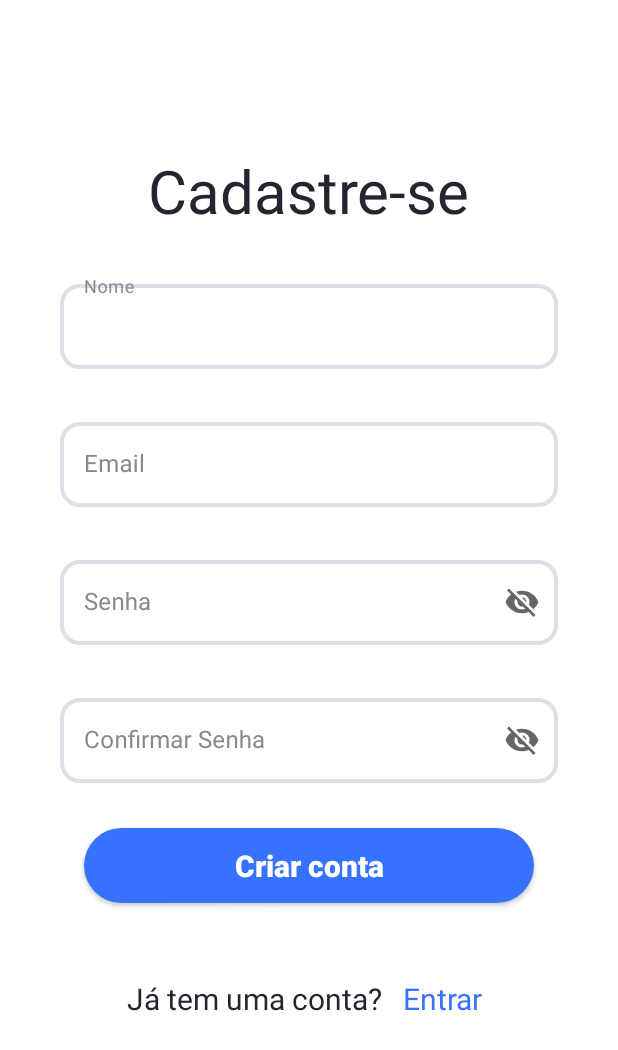
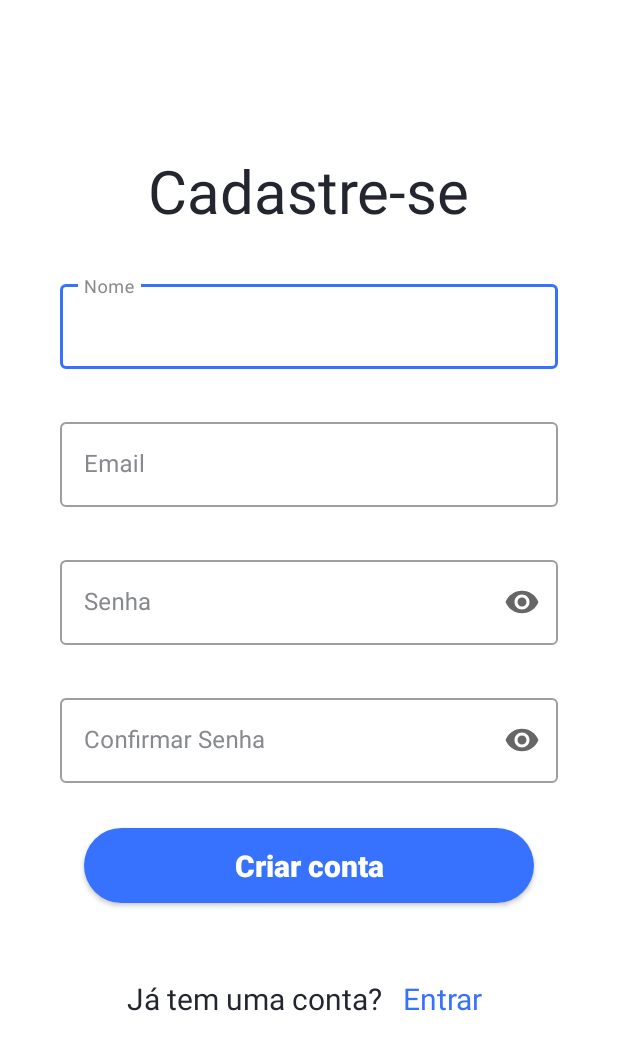
Before and after one commit to DemetriosP/gerador_grade_escolar, an Android app: the FormCasdastro screen opened directly, with no data from a screen before it, on a phone screen of 412 x 824 dp. Shown: the top 1050 px of the screen. Run offline under Robolectric (Android 15) with nearby library versions, the phone set to English and light mode, and no system bars; our stand-ins replace Firebase (no records; nobody signed in at launch, a user with empty details on screens opened directly).

```diff
--- a/app/src/main/AndroidManifest.xml
+++ b/app/src/main/AndroidManifest.xml
@@ -9,6 +9,9 @@
         android:roundIcon="@mipmap/ic_launcher_round"
         android:supportsRtl="true"
         android:theme="@style/Theme.GeradorDeGradeEscolar">
+        <activity
+            android:name=".ui.activity.FormPreRequisito"
+            android:exported="false" />
         <activity
             android:name=".ui.activity.FormDisciplina"
             android:exported="false" />
--- a/app/src/main/java/com/example/geradordegradeescolar/ui/activity/FormCasdastro.java
+++ b/app/src/main/java/com/example/geradordegradeescolar/ui/activity/FormCasdastro.java
@@ -33,6 +33,7 @@ public class FormCasdastro extends AppCompatActivity {
     @Override
     protected void onCreate(Bundle savedInstanceState) {
         super.onCreate(savedInstanceState);
+        Objects.requireNonNull(getSupportActionBar()).hide();
         setContentView(R.layout.activity_form_casdastro);
         iniciarComponentes();
         CadastrarUsuario();
--- a/app/src/main/java/com/example/geradordegradeescolar/ui/activity/FormLogin.java
+++ b/app/src/main/java/com/example/geradordegradeescolar/ui/activity/FormLogin.java
@@ -26,6 +26,7 @@ public class FormLogin extends AppCompatActivity {
     @Override
     protected void onCreate(Bundle savedInstanceState) {
         super.onCreate(savedInstanceState);
+        Objects.requireNonNull(getSupportActionBar()).hide();
         setContentView(R.layout.activity_form_login);
         iniciarComponentes();
         vaiTelaCadastrese();
--- a/app/src/main/res/layout/activity_form_casdastro.xml
+++ b/app/src/main/res/layout/activity_form_casdastro.xml
@@ -36,9 +36,9 @@
 
         <com.google.android.material.textfield.TextInputEditText
             android:id="@+id/editNome"
-            style="@style/Edit_Text"
             android:layout_width="match_parent"
-            android:layout_height="wrap_content" />
+            android:layout_height="wrap_content"
+            android:inputType="textPersonName"/>
     </com.google.android.material.textfield.TextInputLayout>
 
     <com.google.android.material.textfield.TextInputLayout
@@ -59,9 +59,9 @@
 
         <com.google.android.material.textfield.TextInputEditText
             android:id="@+id/editEmail"
-            style="@style/Edit_Text"
             android:layout_width="match_parent"
-            android:layout_height="wrap_content" />
+            android:layout_height="wrap_content"
+            android:inputType="textEmailAddress"/>
     </com.google.android.material.textfield.TextInputLayout>
 
     <com.google.android.material.textfield.TextInputLayout
@@ -82,9 +82,9 @@
 
         <com.google.android.material.textfield.TextInputEditText
             android:id="@+id/editSenha"
-            style="@style/Edit_Text"
             android:layout_width="match_parent"
-            android:layout_height="wrap_content" />
+            android:layout_height="wrap_content"
+            android:inputType="numberPassword"/>
     </com.google.android.material.textfield.TextInputLayout>
 
     <com.google.android.material.textfield.TextInputLayout
@@ -105,9 +105,9 @@
 
         <com.google.android.material.textfield.TextInputEditText
             android:id="@+id/editConfirmarSenha"
-            style="@style/Edit_Text"
             android:layout_width="match_parent"
-            android:layout_height="wrap_content" />
+            android:layout_height="wrap_content"
+            android:inputType="numberPassword"/>
     </com.google.android.material.textfield.TextInputLayout>
 
     <androidx.appcompat.widget.AppCompatButton
--- a/app/src/main/res/layout/activity_form_disciplina.xml
+++ b/app/src/main/res/layout/activity_form_disciplina.xml
@@ -96,7 +96,8 @@
         <com.google.android.material.textfield.TextInputEditText
             android:id="@+id/editHoraIn"
             android:layout_width="match_parent"
-            android:layout_height="wrap_content" />
+            android:layout_height="wrap_content"
+            android:inputType="number"/>
     </com.google.android.material.textfield.TextInputLayout>
 
     <com.google.android.material.textfield.TextInputLayout
@@ -117,7 +118,8 @@
         <com.google.android.material.textfield.TextInputEditText
             android:id="@+id/editHoraFim"
             android:layout_width="match_parent"
-            android:layout_height="wrap_content" />
+            android:layout_height="wrap_content"
+            android:inputType="number"/>
     </com.google.android.material.textfield.TextInputLayout>
 
     <androidx.appcompat.widget.AppCompatButton
--- a/app/src/main/res/layout/activity_form_login.xml
+++ b/app/src/main/res/layout/activity_form_login.xml
@@ -37,7 +37,6 @@
 
         <com.google.android.material.textfield.TextInputEditText
             android:id="@+id/editEmail"
-            style="@style/Edit_Text"
             android:layout_width="match_parent"
             android:layout_height="wrap_content" />
     </com.google.android.material.textfield.TextInputLayout>
@@ -60,9 +59,9 @@
 
         <com.google.android.material.textfield.TextInputEditText
             android:id="@+id/editSenha"
-            style="@style/Edit_Text"
             android:layout_width="match_parent"
-            android:layout_height="wrap_content" />
+            android:layout_height="wrap_content"
+            android:inputType="numberPassword"/>
     </com.google.android.material.textfield.TextInputLayout>
 
     <androidx.appcompat.widget.AppCompatButton
--- a/app/src/main/res/values/strings.xml
+++ b/app/src/main/res/values/strings.xml
@@ -16,6 +16,7 @@
     <string name="horario_inicial">Horário Inicial</string>
     <string name="horario_final">Horário Final</string>
     <string name="salvar">Salvar</string>
+    <string name="disciplina">Disciplina</string>
 
     <string-array name="situacao">
         <item>Concluído</item>
--- a/app/src/main/res/values/themes.xml
+++ b/app/src/main/res/values/themes.xml
@@ -1,8 +1,8 @@
 <resources xmlns:tools="http://schemas.android.com/tools">
     <!-- Base application theme. -->
-    <style name="Theme.GeradorDeGradeEscolar" parent="Theme.MaterialComponents.DayNight.NoActionBar">
+    <style name="Theme.GeradorDeGradeEscolar" parent="Theme.MaterialComponents.DayNight">
         <!-- Primary brand color. -->
-        <item name="colorPrimary">@color/purple_500</item>
+        <item name="colorPrimary">@color/soft_blue</item>
         <item name="colorPrimaryVariant">@color/black</item>
         <item name="colorOnPrimary">@color/white</item>
         <!-- Secondary brand color. -->
```
Also changed, not shown: app/src/main/java/com/example/geradordegradeescolar/ui/activity/FormDisciplina.java (+9 -2 lines), app/src/main/java/com/example/geradordegradeescolar/ui/activity/FormPreRequisito.java (added, +19 -0 lines), app/src/main/res/layout/activity_form_pre_requisito.xml (added, +35 -0 lines).
